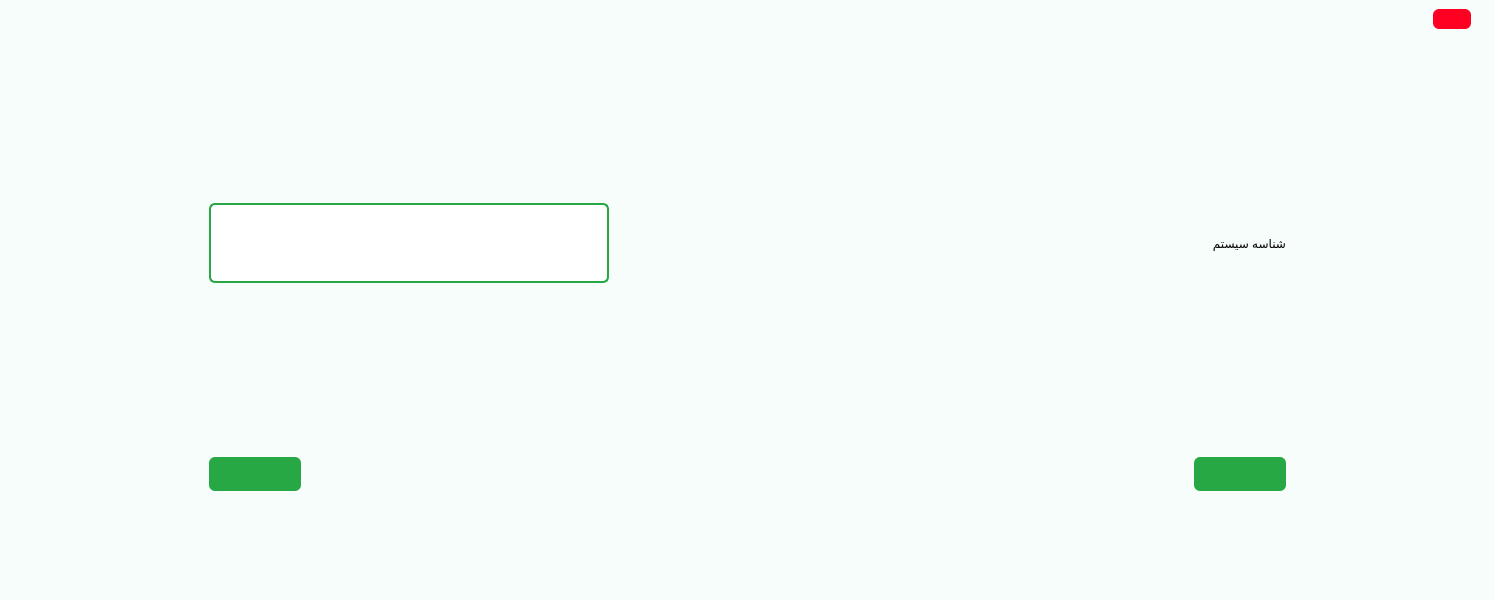
This is setup.ui in Farazist/raspberrypi-app as Qt 5 draws it before an edit. The edited form follows.
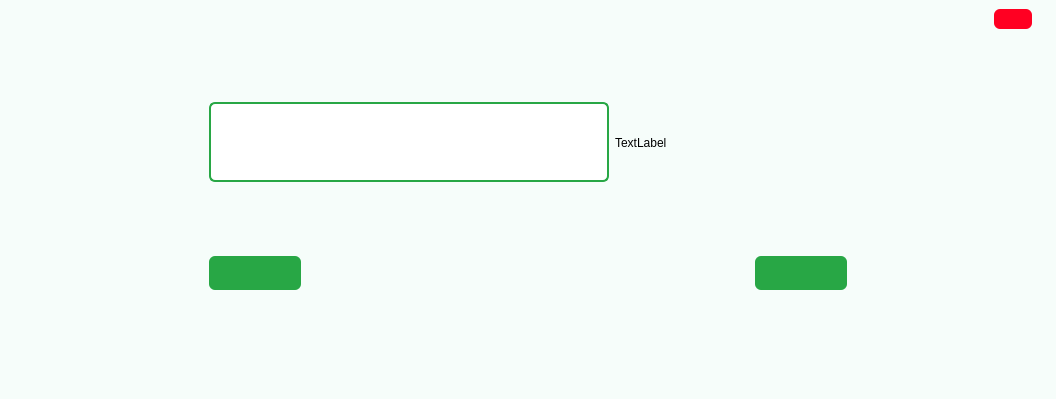
This is the edited form. The open tabs and pages were chosen to show the change. Icons and pictures are not drawn.

Commit message: setup.ui conveyor_motor/ forward and backward

Patch:
```diff
--- a/setup.ui
+++ b/setup.ui
@@ -9,8 +9,8 @@
    <rect>
     <x>0</x>
     <y>0</y>
-    <width>1495</width>
-    <height>600</height>
+    <width>1056</width>
+    <height>399</height>
    </rect>
   </property>
   <property name="minimumSize">
@@ -352,6 +352,55 @@
         </item>
        </layout>
       </widget>
+      <widget class="QWidget" name="pageConveyorMotorBackwardPort">
+       <layout class="QVBoxLayout" name="verticalLayout_12">
+        <property name="leftMargin">
+         <number>200</number>
+        </property>
+        <property name="rightMargin">
+         <number>200</number>
+        </property>
+        <item>
+         <layout class="QHBoxLayout" name="horizontalLayout_2">
+          <item>
+           <widget class="QLineEdit" name="tb_conveyor_motor_backward_port">
+            <property name="minimumSize">
+             <size>
+              <width>300</width>
+              <height>80</height>
+             </size>
+            </property>
+            <property name="maximumSize">
+             <size>
+              <width>400</width>
+              <height>16777215</height>
+             </size>
+            </property>
+            <property name="styleSheet">
+             <string notr="true">background-color: #ffffff; 
+padding: 3px; 
+border: 2px solid #28a745;
+border-radius: 6px;
+font: 26pt &quot;IRANSansFaNum&quot;;
+color:#000000;</string>
+            </property>
+           </widget>
+          </item>
+          <item>
+           <widget class="QLabel" name="lbl_conveyor_motor_backward_port">
+            <property name="styleSheet">
+             <string notr="true">font: 24pt &quot;IRANSansFaNum&quot;;
+color: #000000;</string>
+            </property>
+            <property name="text">
+             <string>TextLabel</string>
+            </property>
+           </widget>
+          </item>
+         </layout>
+        </item>
+       </layout>
+      </widget>
       <widget class="QWidget" name="pageMotorPort">
        <layout class="QVBoxLayout" name="verticalLayout_6">
         <property name="leftMargin">
```
Left out of the diff: 8 changed lines with no effect on the pictures. The commit also changes 2 other files.
